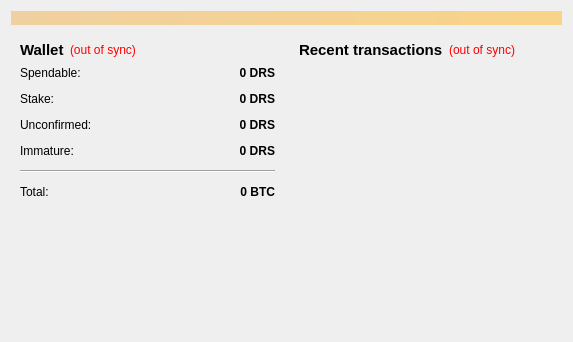
First picture: the form in src/qt/forms/overviewpage.ui, repository jared-matthews/source, before the edit.
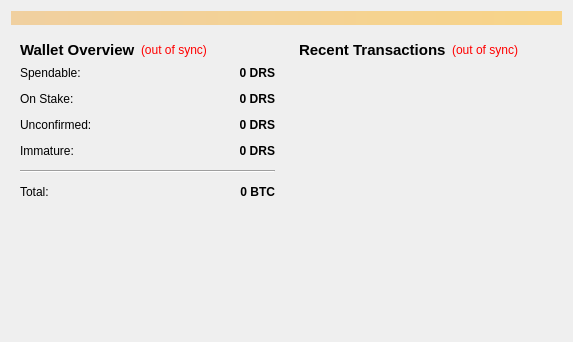
Second picture: the form after the edit.

Commit message: fix transaction display in QT Wallets

```diff
--- a/src/qt/forms/overviewpage.ui
+++ b/src/qt/forms/overviewpage.ui
@@ -50,7 +50,7 @@
                </font>
               </property>
               <property name="text">
-               <string>Wallet</string>
+               <string>Wallet Overview</string>
               </property>
              </widget>
             </item>
@@ -131,7 +131,7 @@
             <item row="1" column="0">
              <widget class="QLabel" name="label_6">
               <property name="text">
-               <string>Stake:</string>
+               <string>On Stake:</string>
               </property>
              </widget>
             </item>
@@ -297,7 +297,7 @@
                </font>
               </property>
               <property name="text">
-               <string>&lt;b&gt;Recent transactions&lt;/b&gt;</string>
+               <string>&lt;b&gt;Recent Transactions&lt;/b&gt;</string>
               </property>
              </widget>
             </item>
```
The commit also changes 1 other file.
